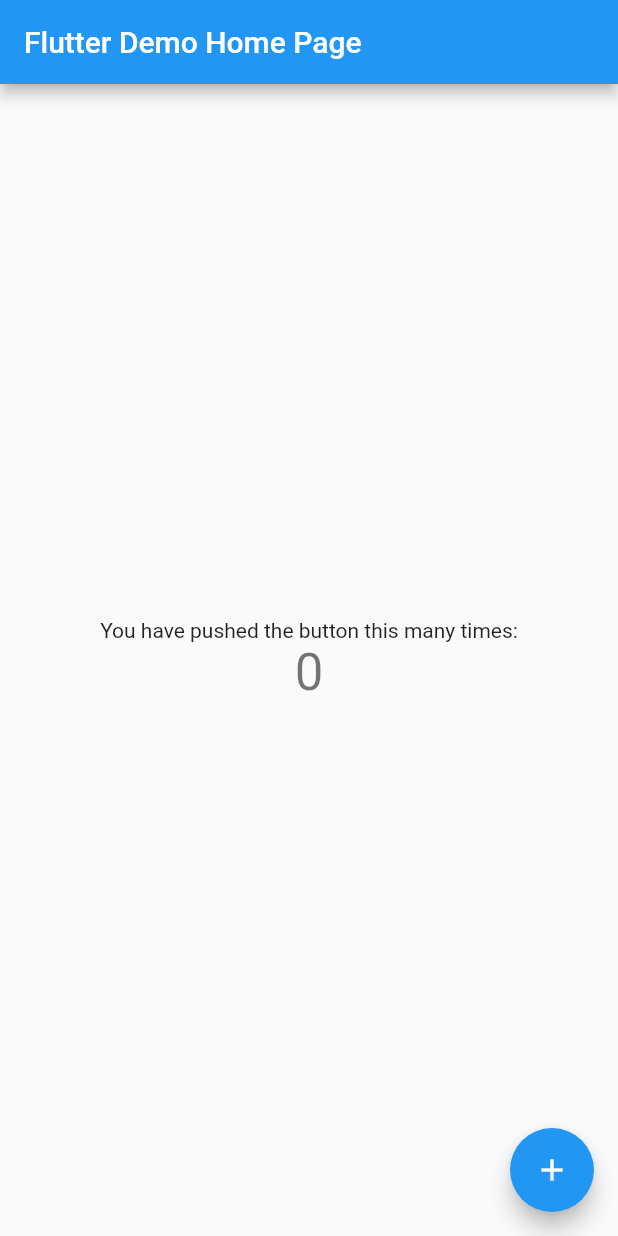
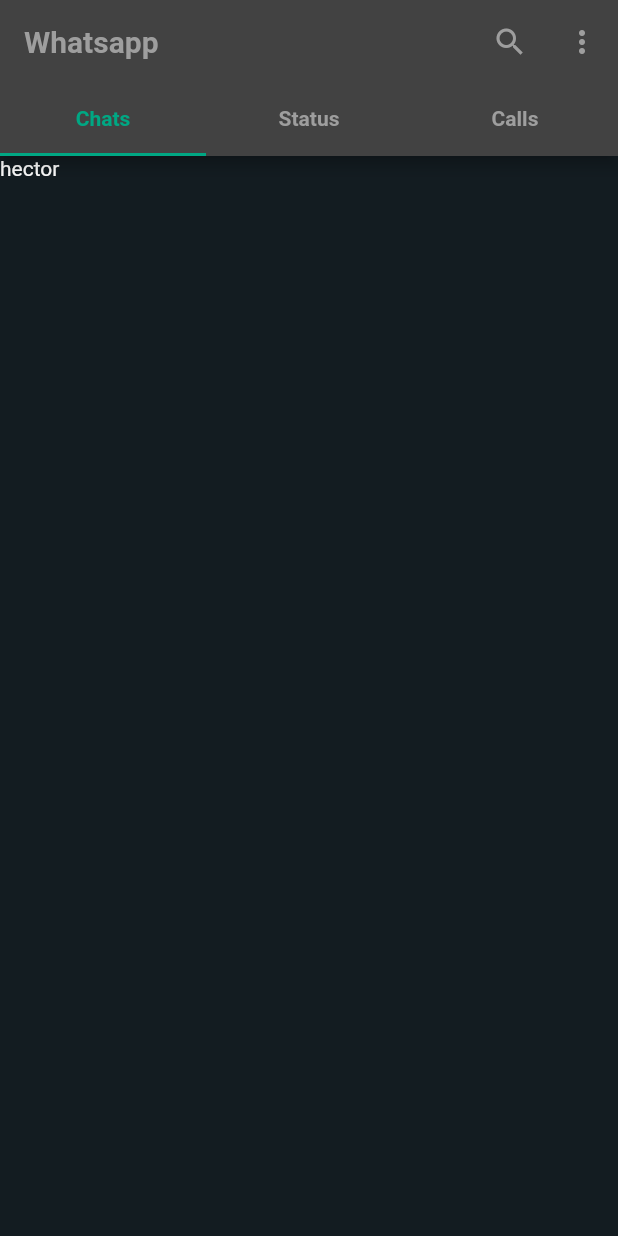
Before and after one commit to hectorlopezv/flutter_wassap_clone_UI, a Flutter app: the screen it shows after launch, on a phone screen of 412 x 824 dp. Run offline on Flutter 3.47's test engine with Material 2 defaults, Android fonts, the light colour scheme and no system bars.

Commit message:
mobile appBar

```diff
--- /dev/null
+++ b/lib/colors.dart
@@ -0,0 +1,12 @@
+import 'dart:ui';
+
+const backgroundColor = Color.fromRGBO(19, 28, 33, 1);
+const textColor = Color.fromRGBO(241, 241, 242, 1);
+const appBarColor = Color.fromRGBO(31, 44, 52, 1);
+const webAppBarColor = Color.fromRGBO(42, 47, 50, 1);
+const messageColor = Color.fromRGBO(5, 96, 98, 1);
+const senderMessageColor = Color.fromRGBO(37, 45, 49, 1);
+const tabColor = Color.fromRGBO(0, 167, 131, 1);
+const searchBarColor = Color.fromRGBO(50, 55, 57, 1);
+const dividerColor = Color.fromRGBO(37, 45, 50, 1);
+const chatBarMessage = Color.fromRGBO(30, 36, 40, 1);
--- a/lib/main.dart
+++ b/lib/main.dart
@@ -1,4 +1,8 @@
 import 'package:flutter/material.dart';
+import 'package:wassap_clone/colors.dart';
+import 'package:wassap_clone/responsive/responsive_layout.dart';
+import 'package:wassap_clone/screens/mobile_screen.dart';
+import 'package:wassap_clone/screens/web_screen.dart';
 
 void main() {
   runApp(const MyApp());
@@ -11,105 +15,13 @@
   @override
   Widget build(BuildContext context) {
     return MaterialApp(
-      title: 'Flutter Demo',
-      theme: ThemeData(
-        // This is the theme of your application.
-        //
-        // Try running your application with "flutter run". You'll see the
-        // application has a blue toolbar. Then, without quitting the app, try
-        // changing the primarySwatch below to Colors.green and then invoke
-        // "hot reload" (press "r" in the console where you ran "flutter run",
-        // or simply save your changes to "hot reload" in a Flutter IDE).
-        // Notice that the counter didn't reset back to zero; the application
-        // is not restarted.
-        primarySwatch: Colors.blue,
+      debugShowCheckedModeBanner: false,
+      title: 'Wassap UI',
+      theme: ThemeData.dark().copyWith(scaffoldBackgroundColor: backgroundColor),
+      home: const ResponsiveLayout(
+        mobileScreenLayout: MobileScreen(),
+        webScreenLayout: WebScreen(),
       ),
-      home: const MyHomePage(title: 'Flutter Demo Home Page'),
     );
   }
 }
-
-class MyHomePage extends StatefulWidget {
-  const MyHomePage({Key? key, required this.title}) : super(key: key);
-
-  // This widget is the home page of your application. It is stateful, meaning
-  // that it has a State object (defined below) that contains fields that affect
-  // how it looks.
-
-  // This class is the configuration for the state. It holds the values (in this
-  // case the title) provided by the parent (in this case the App widget) and
-  // used by the build method of the State. Fields in a Widget subclass are
-  // always marked "final".
-
-  final String title;
-
-  @override
-  State<MyHomePage> createState() => _MyHomePageState();
-}
-
-class _MyHomePageState extends State<MyHomePage> {
-  int _counter = 0;
-
-  void _incrementCounter() {
-    setState(() {
-      // This call to setState tells the Flutter framework that something has
-      // changed in this State, which causes it to rerun the build method below
-      // so that the display can reflect the updated values. If we changed
-      // _counter without calling setState(), then the build method would not be
-      // called again, and so nothing would appear to happen.
-      _counter++;
-    });
-  }
-
-  @override
-  Widget build(BuildContext context) {
-    // This method is rerun every time setState is called, for instance as done
-    // by the _incrementCounter method above.
-    //
-    // The Flutter framework has been optimized to make rerunning build methods
-    // fast, so that you can just rebuild anything that needs updating rather
-    // than having to individually change instances of widgets.
-    return Scaffold(
-      appBar: AppBar(
-        // Here we take the value from the MyHomePage object that was created by
-        // the App.build method, and use it to set our appbar title.
-        title: Text(widget.title),
-      ),
-      body: Center(
-        // Center is a layout widget. It takes a single child and positions it
-        // in the middle of the parent.
-        child: Column(
-          // Column is also a layout widget. It takes a list of children and
-          // arranges them vertically. By default, it sizes itself to fit its
-          // children horizontally, and tries to be as tall as its parent.
-          //
-          // Invoke "debug painting" (press "p" in the console, choose the
-          // "Toggle Debug Paint" action from the Flutter Inspector in Android
-          // Studio, or the "Toggle Debug Paint" command in Visual Studio Code)
-          // to see the wireframe for each widget.
-          //
-          // Column has various properties to control how it sizes itself and
-          // how it positions its children. Here we use mainAxisAlignment to
-          // center the children vertically; the main axis here is the vertical
-          // axis because Columns are vertical (the cross axis would be
-          // horizontal).
-          mainAxisAlignment: MainAxisAlignment.center,
-          children: <Widget>[
-            const Text(
-              'You have pushed the button this many times:',
-            ),
-            Text(
-              '$_counter',
-              style: Theme.of(context).textTheme.headline4,
-            ),
-          ],
-        ),
-      ),
-      floatingActionButton: FloatingActionButton(
-        onPressed: _incrementCounter,
-        tooltip: 'Increment',
-        child: const Icon(Icons.add),
-      ), // This trailing comma makes auto-formatting nicer for build methods.
-    );
-  }
-}
--- /dev/null
+++ b/lib/responsive/responsive_layout.dart
@@ -0,0 +1,23 @@
+import 'package:flutter/material.dart';
+
+class ResponsiveLayout extends StatelessWidget {
+  final Widget mobileScreenLayout;
+  final Widget webScreenLayout;
+  const ResponsiveLayout(
+      {Key? key,
+      required this.mobileScreenLayout,
+      required this.webScreenLayout})
+      : super(key: key);
+
+  @override
+  Widget build(BuildContext context) {
+    return LayoutBuilder(builder: (context, constraints) {
+      if (constraints.maxWidth > 900) {
+        //WEB SCREEN
+        return webScreenLayout;
+      }
+      // MOBILE SCREEN
+      return mobileScreenLayout;
+    });
+  }
+}
--- /dev/null
+++ b/lib/screens/mobile_screen.dart
@@ -0,0 +1,62 @@
+import 'package:flutter/material.dart';
+import 'package:flutter/src/foundation/key.dart';
+import 'package:flutter/src/widgets/framework.dart';
+import 'package:wassap_clone/colors.dart';
+
+class MobileScreen extends StatelessWidget {
+  const MobileScreen({Key? key}) : super(key: key);
+
+  @override
+  Widget build(BuildContext context) {
+    return DefaultTabController(
+      length: 3,
+      child: Scaffold(
+        appBar: AppBar(
+          title: Text(
+            "Whatsapp",
+            style: TextStyle(
+              color: Colors.grey,
+              fontSize: 20,
+              fontWeight: FontWeight.bold,
+            ),
+          ),
+          centerTitle: false,
+          actions: [
+            IconButton(
+              icon: Icon(
+                Icons.search,
+                color: Colors.grey,
+              ),
+              onPressed: () {},
+            ),
+            IconButton(
+              icon: Icon(
+                Icons.more_vert,
+                color: Colors.grey,
+              ),
+              onPressed: () {},
+            ),
+          ],
+          bottom: TabBar(
+            indicatorColor: tabColor,
+            labelColor: tabColor,
+            unselectedLabelColor: Colors.grey,
+            labelStyle: TextStyle(fontWeight: FontWeight.bold),
+            tabs: [
+              Tab(
+                text: "Chats",
+              ),
+              Tab(
+                text: "Status",
+              ),
+              Tab(
+                text: "Calls",
+              ),
+            ],
+          ),
+        ),
+        body: Text("hector"),
+      ),
+    );
+  }
+}
--- /dev/null
+++ b/lib/screens/web_screen.dart
@@ -0,0 +1,14 @@
+import 'package:flutter/material.dart';
+import 'package:flutter/src/foundation/key.dart';
+import 'package:flutter/src/widgets/framework.dart';
+
+class WebScreen extends StatelessWidget {
+  const WebScreen({Key? key}) : super(key: key);
+
+  @override
+  Widget build(BuildContext context) {
+    return Scaffold(
+      body: Text("Web Screen"),
+    );
+  }
+}
```
Also changed, not shown: 169 other files.
